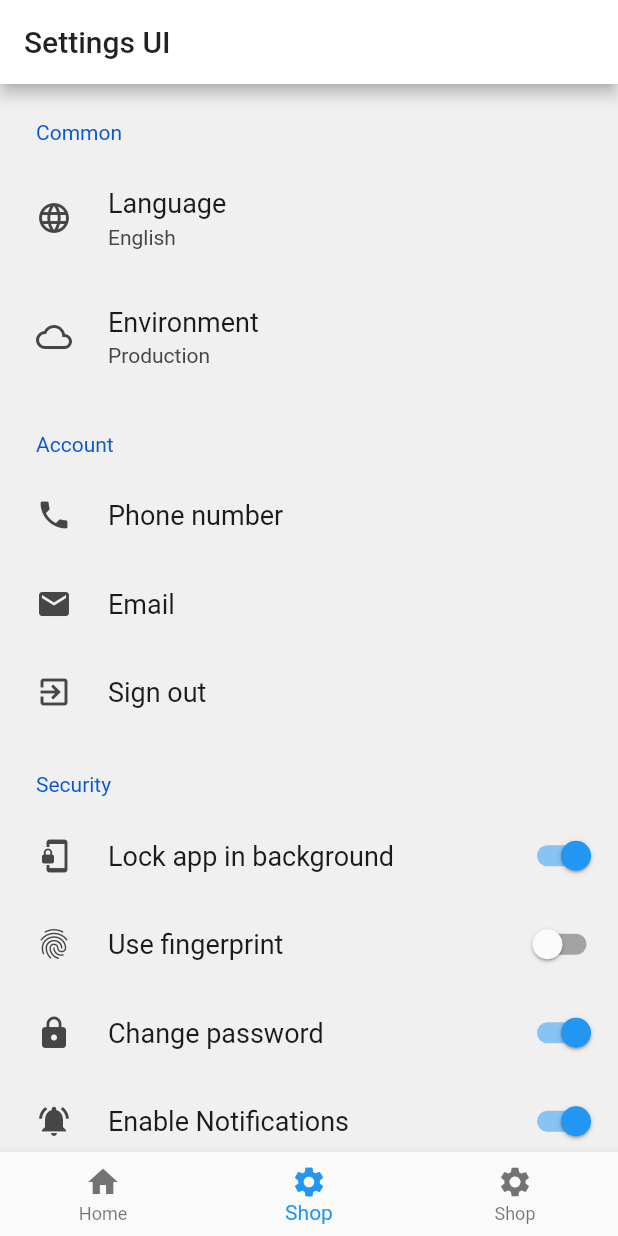
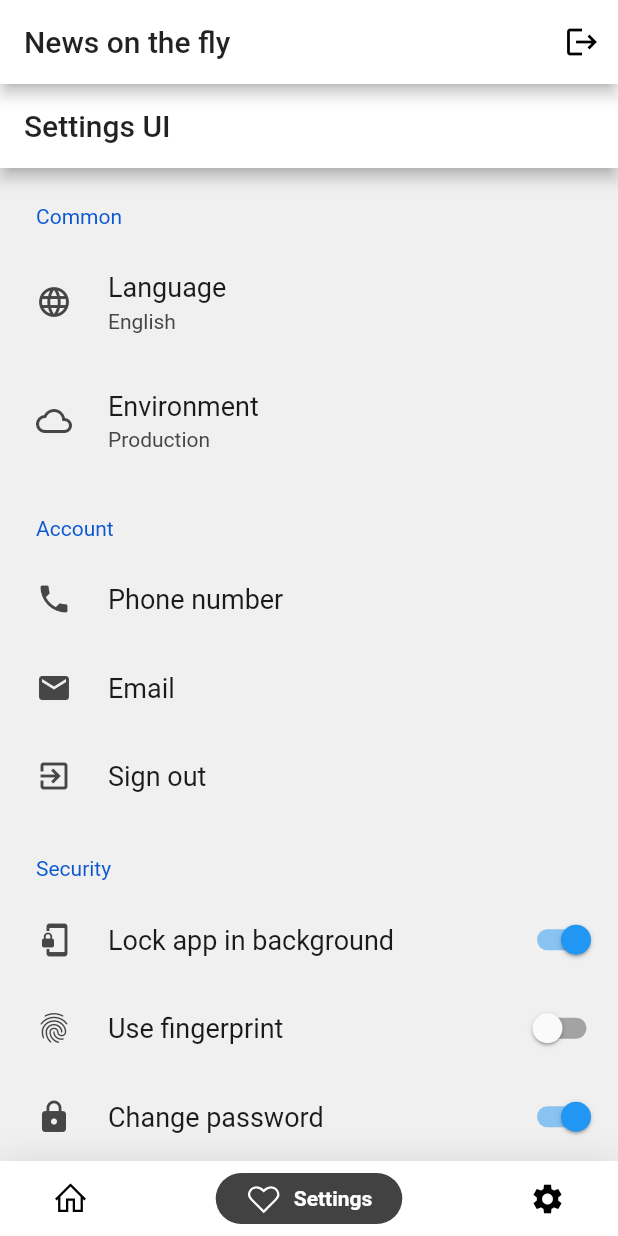
Before and after one commit to maher1719/flutter_news, a Flutter app: the screen it shows after launch, item 2 of the bottom bar chosen, on a phone screen of 412 x 824 dp. Run offline on Flutter 3.47's test engine with Material 2 defaults, Android fonts, the phone set to English and light mode, and no system bars; drawn by our look-alikes of google_nav_bar, settings_ui; our stand-ins replace cached_network_image, firebase_auth, firebase_core, floor, line_icons, sqflite and 2 more; accounts and stored records are empty; generated files the repository leaves out were written again; network calls fail.

Commit message:
more dev

```diff
--- a/lib/main.dart
+++ b/lib/main.dart
@@ -1,4 +1,6 @@
 import 'package:flutter/material.dart';
+import 'package:news_flutter/views/googleTab.dart';
+import 'package:news_flutter/views/homepage.dart';
 import 'package:news_flutter/views/login/ui/signup.dart';
 import 'package:news_flutter/views/tab.dart';
 
@@ -21,7 +23,7 @@ class MyApp extends StatelessWidget {
       theme: ThemeData(
         primaryColor: Colors.white,
       ),
-      home: TabsPage(),
+      home: Example(),
     );
   }
 }
--- a/lib/models/database/dao/NewsDao.dart
+++ b/lib/models/database/dao/NewsDao.dart
@@ -9,6 +9,9 @@ abstract class NewsDao {
   @Query('SELECT * FROM Person WHERE id = :id')
   Stream<News> findNewsById(String title);
 
+  @delete
+  Future<void> deleteTask(News news);
+
   @insert
   Future<void> insertNews(News news);
 }
--- /dev/null
+++ b/lib/models/database/dao/SettingsDao.dart
@@ -0,0 +1,13 @@
+import 'package:floor/floor.dart';
+import 'package:news_flutter/models/database/entities/Settings.dart';
+
+@dao
+abstract class SettingsDao {
+  @Query('SELECT * FROM Person')
+  Future<List<Settings>> findAllPersons();
+  @insert
+  Future<void> insertPerson(Settings settings);
+
+  @update
+  Future<void> updateSettings(Settings settings);
+}
--- a/lib/models/database/dao/person.dart
+++ b/lib/models/database/dao/personDao.dart
@@ -9,6 +9,9 @@ abstract class PersonDao {
   @Query('SELECT * FROM Person WHERE id = :id')
   Stream<Person> findPersonById(int id);
 
+  @delete
+  Future<void> deleteTask(Person news);
+
   @insert
   Future<void> insertPerson(Person person);
 }
--- /dev/null
+++ b/lib/models/database/database.dart
@@ -0,0 +1,21 @@
+import 'dart:async';
+import 'package:floor/floor.dart';
+import 'package:news_flutter/models/database/dao/NewsDao.dart';
+import 'package:sqflite/sqflite.dart' as sqflite;
+
+import 'dao/personDao.dart';
+import 'dao/NewsDao.dart';
+import 'dao/SettingsDao.dart';
+
+import 'entities/person.dart';
+import 'entities/news.dart';
+import 'entities/Settings.dart';
+
+part 'database.g.dart'; // the generated code will be there
+
+@Database(version: 1, entities: [Person,News,Settings])
+abstract class AppDatabase extends FloorDatabase {
+  PersonDao get personDao;
+  NewsDao get newsDao;
+  Settings get settingsDao;
+}
--- /dev/null
+++ b/lib/models/database/entities/Settings.dart
@@ -0,0 +1,11 @@
+import 'package:floor/floor.dart';
+
+@entity
+class Settings {
+  @PrimaryKey(autoGenerate: true)
+  final String id;
+  final String country;
+  final String lang;
+
+  Settings(this.id,this.country,this.lang);
+}
--- a/lib/models/database/entities/newsPerson.dart
+++ b/lib/models/database/entities/newsPerson.dart
@@ -3,8 +3,7 @@ import 'package:floor/floor.dart';
 @Entity(primaryKeys: ['idPerson', 'idNews'])
 class NewsPerson {
   @primaryKey
-  final String idPerson;
   final String idNews;
 
-  NewsPerson(this.idPerson, this.idNews);
+  NewsPerson(this.idNews);
 }
--- /dev/null
+++ b/lib/views/googleTab.dart
@@ -0,0 +1,84 @@
+import 'package:firebase_auth/firebase_auth.dart';
+import 'package:flutter/material.dart';
+import 'package:google_nav_bar/google_nav_bar.dart';
+import 'package:line_icons/line_icons.dart';
+import 'package:news_flutter/views/login/ui/signup.dart';
+
+import 'TabNavigationItem.dart';
+
+class Example extends StatefulWidget {
+  @override
+  _ExampleState createState() => _ExampleState();
+}
+
+class _ExampleState extends State<Example> {
+  int _selectedIndex = 0;
+  static const TextStyle optionStyle =
+  TextStyle(fontSize: 30, fontWeight: FontWeight.bold);
+    List<Widget> _widgetOptions = <Widget>[
+    for (final tabItem in TabNavigationItem.items) tabItem.page,
+
+  ];
+
+  @override
+  Widget build(BuildContext context) {
+    return Scaffold(
+      appBar: AppBar(
+        title: const Text('News on the fly'),
+        actions: <Widget>[
+          IconButton(
+            icon: const Icon(Icons.logout),
+            tooltip: 'Show Snackbar',
+            onPressed: () async {
+              await FirebaseAuth.instance.signOut();
+              Navigator.push(context, MaterialPageRoute(
+                  builder: (context) => SignUpScreen()
+              ));
+
+            },
+          ),
+        ],
+      ),
+      body: Center(
+        child: _widgetOptions.elementAt(_selectedIndex),
+      ),
+      bottomNavigationBar: Container(
+        decoration: BoxDecoration(color: Colors.white, boxShadow: [
+          BoxShadow(blurRadius: 20, color: Colors.black.withOpacity(.1))
+        ]),
+        child: SafeArea(
+          child: Padding(
+            padding: const EdgeInsets.symmetric(horizontal: 15.0, vertical: 8),
+            child: GNav(
+                gap: 8,
+                activeColor: Colors.white,
+                iconSize: 24,
+                padding: EdgeInsets.symmetric(horizontal: 20, vertical: 5),
+                duration: Duration(milliseconds: 800),
+                tabBackgroundColor: Colors.grey[800],
+                tabs: [
+                  GButton(
+                    icon: LineIcons.home,
+                    text: 'News',
+                  ),
+                  GButton(
+                    icon: LineIcons.heart_o,
+                    text: 'Settings',
+                  ),
+                  GButton(
+                    icon: Icons.settings,
+                    text: 'Settings',
+                  ),
+                ],
+                selectedIndex: _selectedIndex,
+                onTabChange: (index) {
+                  setState(() {
+                    _selectedIndex = index;
+                  });
+                }),
+          ),
+        ),
+      ),
+    );
+  }
+}
--- a/pubspec.yaml
+++ b/pubspec.yaml
@@ -33,6 +33,7 @@ dependencies:
   firebase_auth: "^0.18.4"
   toast: ^0.1.5
   google_nav_bar: ^3.1.0
+  line_icons: ^0.2.0
 
 
   # The following adds the Cupertino Icons font to your application.
```
Also changed, not shown: lib/helper/widgets.dart (+2 -14 lines), pubspec.lock.
